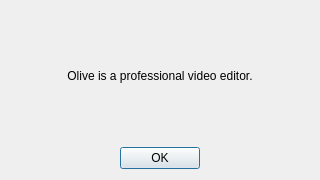
Qt form dialogs/aboutdialog.ui (olive-editor/olive) before a commit.
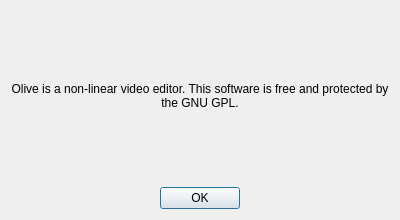
The same form after that commit.

Diff of the .ui file:
```diff
--- a/dialogs/aboutdialog.ui
+++ b/dialogs/aboutdialog.ui
@@ -6,8 +6,8 @@
    <rect>
     <x>0</x>
     <y>0</y>
-    <width>320</width>
-    <height>180</height>
+    <width>400</width>
+    <height>220</height>
    </rect>
   </property>
   <property name="windowTitle">
@@ -17,11 +17,14 @@
    <item>
     <widget class="QLabel" name="label">
      <property name="text">
-      <string>Olive is a professional video editor.</string>
+      <string>Olive is a non-linear video editor. This software is free and protected by the GNU GPL.</string>
      </property>
      <property name="alignment">
       <set>Qt::AlignCenter</set>
      </property>
+     <property name="wordWrap">
+      <bool>true</bool>
+     </property>
     </widget>
    </item>
    <item>
```
